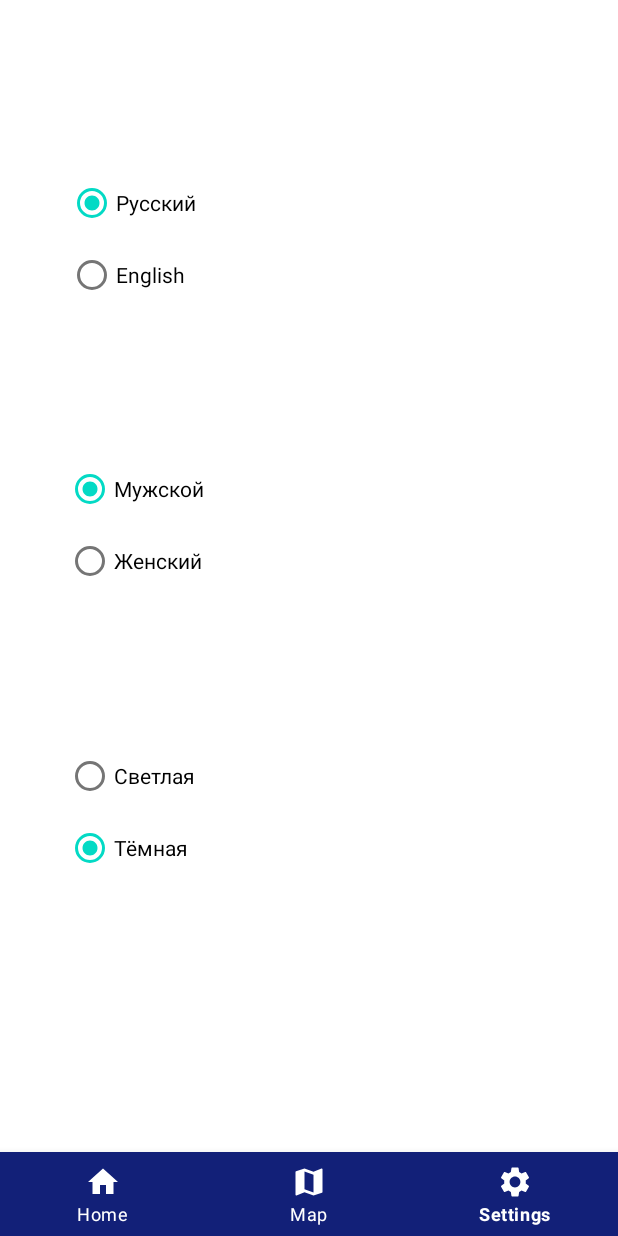
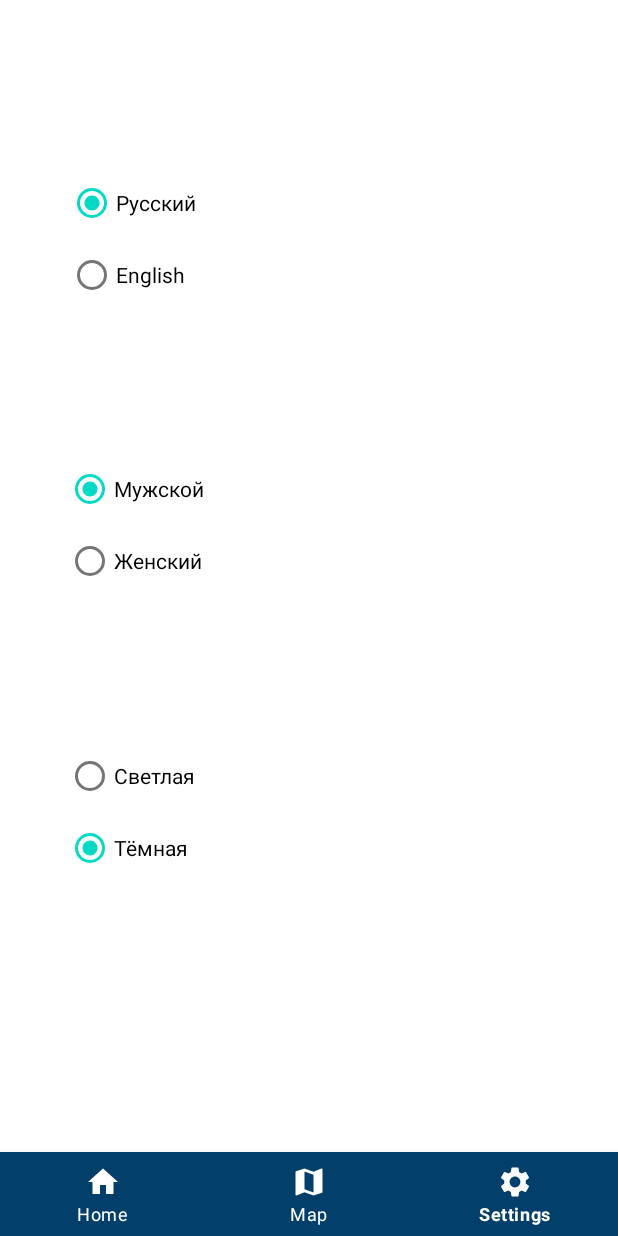
Before and after one commit to Hedgehog2484/Moscow_4D, an Android app: the screen it shows after launch (MainActivity), item 3 of the bottom bar chosen, on a phone screen of 412 x 824 dp. Run offline under Robolectric (Android 15) with nearby library versions, the phone set to English and light mode, and no system bars.

Commit message:
Added some colors for the blue color scheme:     blue        -  #033f6b     blue2       -  #245a7a     blue3       -  #2a56ad     box_stroke  -  #25567b

```diff
--- a/app/src/main/res/values-night/themes.xml
+++ b/app/src/main/res/values-night/themes.xml
@@ -2,8 +2,8 @@
     <!-- Base application theme. -->
     <style name="Theme.Moscow4D" parent="Theme.MaterialComponents.DayNight.NoActionBar">
         <!-- Primary brand color. -->
-        <item name="colorPrimary">#1539A7</item>
-        <item name="colorPrimaryVariant">#122078</item>
+        <item name="colorPrimary">#245a7a</item>
+        <item name="colorPrimaryVariant">#03406b</item>
         <item name="colorOnPrimary">@color/black</item>
         <!-- Secondary brand color. -->
         <item name="colorSecondary">@color/teal_200</item>
--- a/app/src/main/res/values/colors.xml
+++ b/app/src/main/res/values/colors.xml
@@ -7,5 +7,11 @@
     <color name="teal_700">#FF018786</color>
     <color name="black">#FF000000</color>
     <color name="white">#FFFFFFFF</color>
-    <color name="blue">#122078</color>
+
+    <!-- Custom design colors -->
+    <color name="blue">#033f6b</color>
+    <color name="blue2">#245a7a</color>
+    <color name="blue3">#2a56ad</color>
+    <color name="box_stroke">#25567b</color>
+
 </resources>
```
